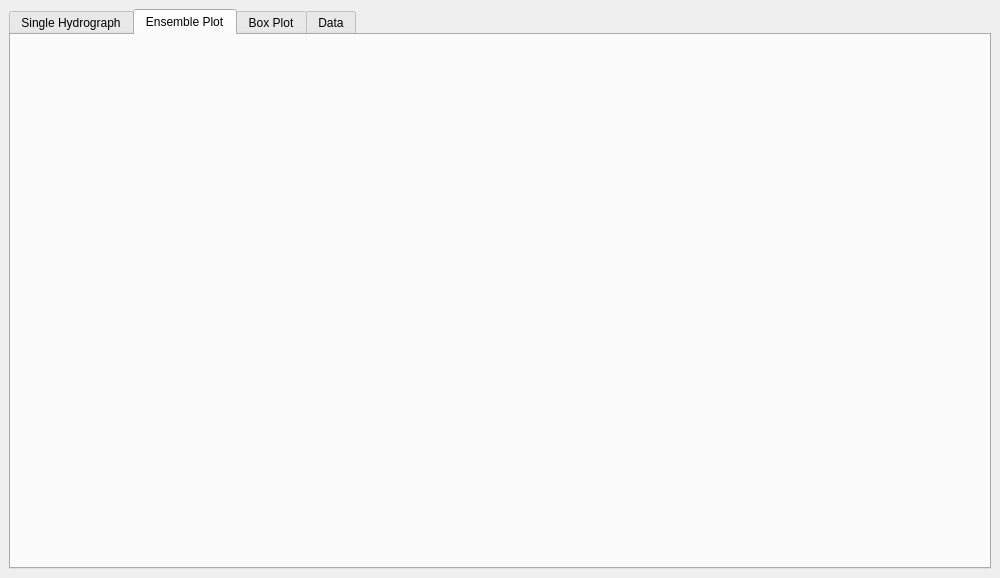
danielcopelin/wbnm-viewer, file wbnm_viewer_dockwidget_base.ui: the form before one commit.
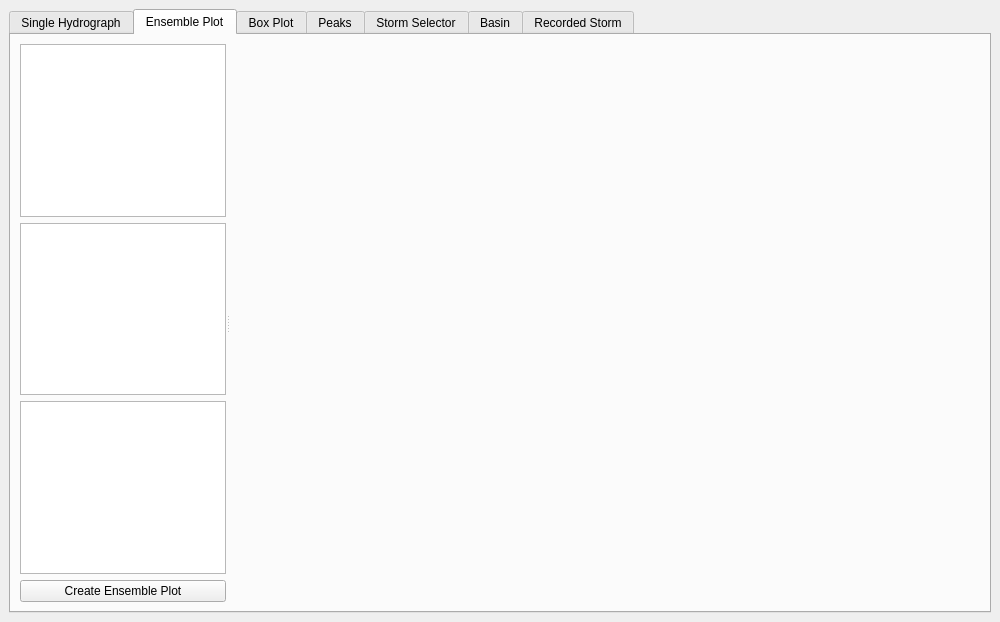
The form after the commit. The open tabs and pages were chosen to show the change.

Commit message: Added ensemble plot and better pot updating

What changed in the file:
```diff
--- a/wbnm_viewer_dockwidget_base.ui
+++ b/wbnm_viewer_dockwidget_base.ui
@@ -7,7 +7,7 @@
     <x>0</x>
     <y>0</y>
     <width>1000</width>
-    <height>578</height>
+    <height>622</height>
    </rect>
   </property>
   <property name="windowTitle">
@@ -107,6 +107,43 @@
        <attribute name="title">
         <string>Ensemble Plot</string>
        </attribute>
+       <layout class="QGridLayout" name="gridLayout_4">
+        <item row="0" column="0">
+         <widget class="QSplitter" name="splitter_3">
+          <property name="orientation">
+           <enum>Qt::Horizontal</enum>
+          </property>
+          <widget class="QWidget" name="">
+           <layout class="QVBoxLayout" name="verticalLayout_4">
+            <item>
+             <widget class="QListWidget" name="subareas3ListWidget"/>
+            </item>
+            <item>
+             <widget class="QListWidget" name="aeps2ListWidget"/>
+            </item>
+            <item>
+             <widget class="QListWidget" name="durationsListWidget"/>
+            </item>
+            <item>
+             <widget class="QPushButton" name="ensembleButton">
+              <property name="text">
+               <string>Create Ensemble Plot</string>
+              </property>
+             </widget>
+            </item>
+           </layout>
+          </widget>
+          <widget class="QWidget" name="ensembleWidget" native="true">
+           <property name="minimumSize">
+            <size>
+             <width>750</width>
+             <height>0</height>
+            </size>
+           </property>
+          </widget>
+         </widget>
+        </item>
+       </layout>
       </widget>
       <widget class="QWidget" name="boxTab">
        <attribute name="title">
@@ -149,7 +186,7 @@
       </widget>
       <widget class="QWidget" name="dataTab">
        <attribute name="title">
-        <string>Data</string>
+        <string>Peaks</string>
        </attribute>
        <layout class="QGridLayout" name="gridLayout_2">
         <item row="0" column="0">
@@ -157,6 +194,21 @@
         </item>
        </layout>
       </widget>
+      <widget class="QWidget" name="selectorTab">
+       <attribute name="title">
+        <string>Storm Selector</string>
+       </attribute>
+      </widget>
+      <widget class="QWidget" name="basinTab">
+       <attribute name="title">
+        <string>Basin</string>
+       </attribute>
+      </widget>
+      <widget class="QWidget" name="recordedTab">
+       <attribute name="title">
+        <string>Recorded Storm</string>
+       </attribute>
+      </widget>
      </widget>
     </item>
    </layout>
```
The commit also changes 28 other files.
